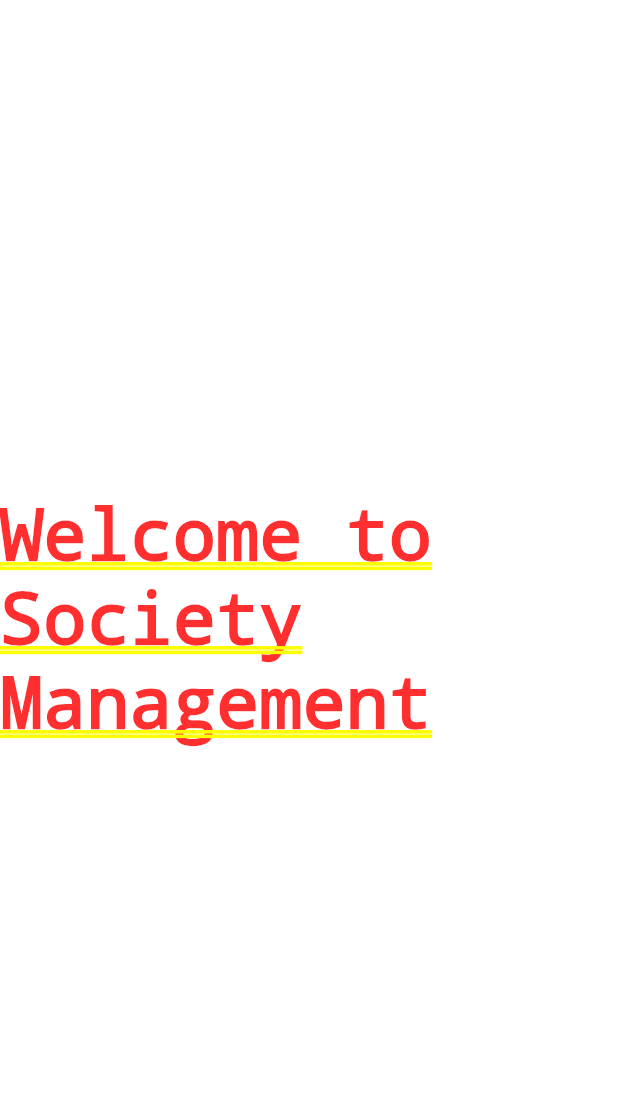
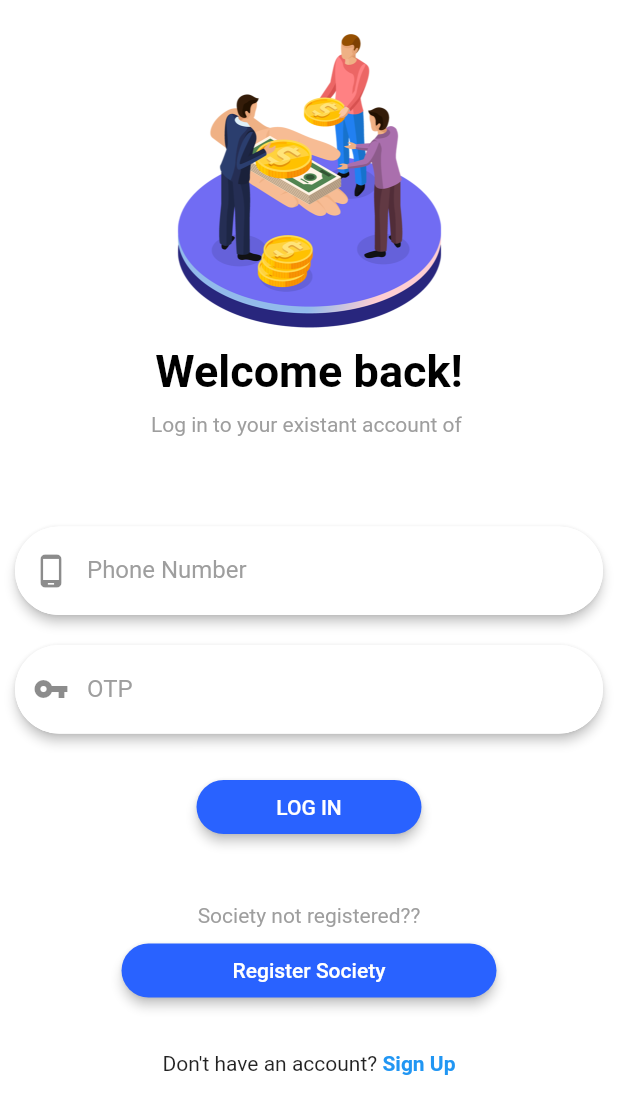
Before and after one commit to tanharpatel/SocietyManagement, a Flutter app: the screen it shows after launch, on a phone screen of 412 x 824 dp. Shown: the top 1114 px of the screen. Run offline on Flutter 3.47's test engine with Material 2 defaults, Android fonts, the phone set to English and light mode, and no system bars; our stand-ins replace flutter_spinkit.

Commit message:
splash screen, login, signup, reg page added

```diff
--- /dev/null
+++ b/lib/Components/CustomWidgets.dart
@@ -0,0 +1,55 @@
+import 'package:flutter/material.dart';
+
+Widget kTextField (String labelText, Icon prefixIcon, FocusNode focusNode, String textField) {
+  return Material(
+    elevation: 3,
+    shape: RoundedRectangleBorder(borderRadius: BorderRadius.circular(30)),
+    child: TextField(
+      focusNode: focusNode,
+      onChanged: (value) {textField = value;},
+      cursorColor: Colors.blue,
+      keyboardType: TextInputType.number,
+      style: TextStyle(color: Colors.blue),
+      decoration: InputDecoration(
+        focusColor: Colors.blue,
+        fillColor: Colors.white,
+        filled: true,
+        labelText: labelText,
+        labelStyle: TextStyle(color: focusNode.hasFocus ? Colors.blue : Colors.grey),
+        prefixIcon: prefixIcon,
+        prefixStyle: TextStyle(color: Colors.blue),
+        enabledBorder: OutlineInputBorder(
+          borderSide: BorderSide(color: Colors.white),
+          borderRadius: BorderRadius.circular(30),
+        ),
+        focusedBorder: OutlineInputBorder(
+          borderSide: BorderSide(color: Colors.blue, width: 2),
+          borderRadius: BorderRadius.circular(30),
+        ),
+        // errorText: "OTP can't be empty",
+        // errorStyle: TextStyle(color: Colors.red),
+        // errorBorder: OutlineInputBorder(
+        //   borderSide: BorderSide(color: Colors.red),
+        //   borderRadius: BorderRadius.circular(30),
+        // ),
+      ),
+    ),
+  );
+}
+
+Widget kRaisedButton (double width, String text, Function onPressed) {
+  return Center(
+    child: SizedBox(
+      width: width,
+      child: RaisedButton(
+        focusElevation: 3,
+        onPressed: onPressed,
+        child: Text(text, style: TextStyle(color: Colors.white,),),
+        elevation: 3,
+        color: Colors.blueAccent[700],
+        disabledColor: Colors.transparent,
+        shape: RoundedRectangleBorder(borderRadius: BorderRadius.circular(30),),
+      ),
+    ),
+  );
+}
--- /dev/null
+++ b/lib/Screens/Login.dart
@@ -0,0 +1,80 @@
+import 'package:flutter/material.dart';
+import 'package:societymanagement/Components/CustomWidgets.dart';
+import 'package:societymanagement/Screens/SignUp.dart';
+import 'package:societymanagement/Screens/SocietyReg.dart';
+
+class Login extends StatefulWidget {
+  static final String id = "Login";
+
+  @override
+  _LoginState createState() => _LoginState();
+}
+
+class _LoginState extends State<Login> {
+  FocusNode phoneFN, otpFN;
+  String phone, otp;
+
+  @override
+  void initState() {
+    phoneFN = FocusNode();
+    otpFN = FocusNode();
+    super.initState();
+  }
+
+  @override
+  void dispose() {
+    phoneFN.dispose();
+    otpFN.dispose();
+    super.dispose();
+  }
+
+  @override
+  Widget build(BuildContext context) {
+    return Scaffold(
+      backgroundColor: Colors.white,
+      body: SafeArea(
+        child: Padding(
+          padding: const EdgeInsets.only(left: 10, right: 10),
+          child: ListView(
+            children: <Widget>[
+              SizedBox(height: 20,),
+              Image.asset("assets/logo.png", height: 200),
+              SizedBox(height: 10,),
+              Center(child: Text("Welcome back!", style: TextStyle(color: Colors.black, fontWeight: FontWeight.bold, fontSize: 30),)),
+              SizedBox(height: 10,),
+              Center(child: Text("Log in to your existant account of ", style: TextStyle(color: Colors.grey),)),
+              SizedBox(height: 60,),
+              GestureDetector(
+                onTap: () {FocusScope.of(context).requestFocus(phoneFN);},
+                child: kTextField("Phone Number", Icon(Icons.phone_android), phoneFN, phone),
+              ),
+              SizedBox(height: 20,),
+              GestureDetector(
+                onTap: () {FocusScope.of(context).requestFocus(otpFN);},
+                child: kTextField("OTP", Icon(Icons.vpn_key), otpFN, otp),
+              ),
+              SizedBox(height: 25,),
+              kRaisedButton(150, "LOG IN", () {}),
+              SizedBox(height: 40,),
+              Center(child: Text("Society not registered??", style: TextStyle(color: Colors.grey),)),
+              SizedBox(height: 5,),
+              kRaisedButton(250, "Register Society", () {Navigator.of(context).push(MaterialPageRoute(builder: (context) => SocietyReg()));}),
+              SizedBox(height: 30,),
+              Row(
+                mainAxisAlignment: MainAxisAlignment.center,
+                children: <Widget>[
+                  Text("Don't have an account? ", style: TextStyle(color: Colors.black87,),),
+                  GestureDetector(
+                    onTap: () {Navigator.push(context, MaterialPageRoute(builder: (context) => SignUp()));},
+                    child: Text("Sign Up", style: TextStyle(color: Colors.blue, fontWeight: FontWeight.w600),),
+                  ),
+                ],
+              ),
+              SizedBox(height: 20,),
+            ],
+          ),
+        ),
+      ),
+    );
+  }
+}
```
Also changed, not shown: lib/Screens/SignUp.dart (added, +101 -0 lines), lib/Screens/SocietyReg.dart (added, +96 -0 lines), lib/main.dart (+37 -3 lines), pubspec.yaml (+3 -53 lines), assets/logo.png (added), pubspec.lock, 1 other file.
